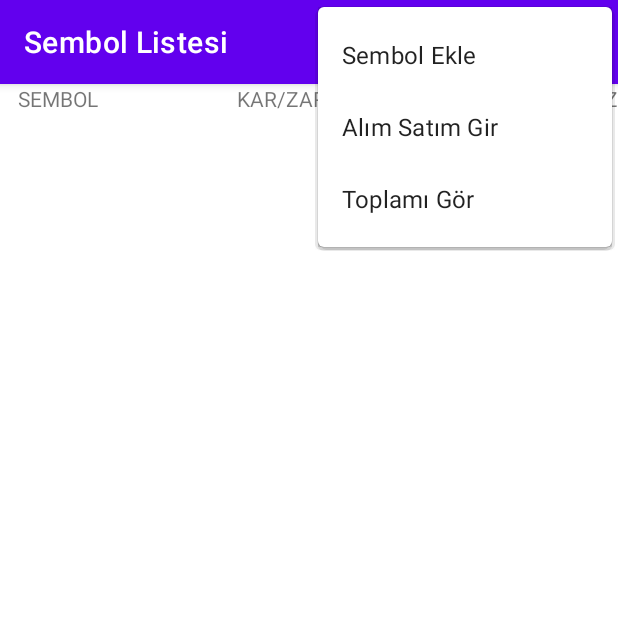
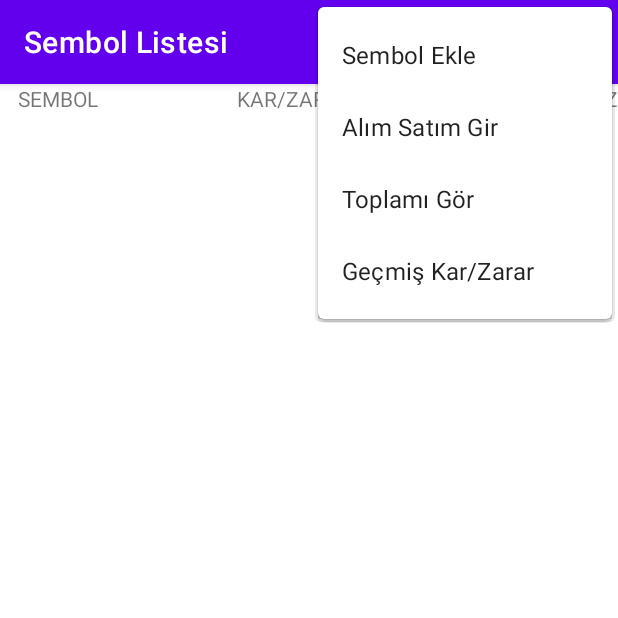
Before and after one commit to brkens/YatirimTakip, an Android app: the screen it shows after launch (MainActivity), with the options menu open, on a phone screen of 412 x 824 dp, the top half of it. Run offline under Robolectric (Android 15) with nearby library versions, the phone set to English and light mode, and no system bars; our stand-ins replace Room's generated code, navigation-ui; 1 statement that could not run was skipped.

Commit message:
Geçmişe dönük kar/zarar görüntüleyebilme menüsü eklendi

```diff
--- a/app/src/main/java/com/bebsoft/yatirimtakip/database/InvestDatabase.kt
+++ b/app/src/main/java/com/bebsoft/yatirimtakip/database/InvestDatabase.kt
@@ -25,7 +25,8 @@ abstract class InvestDatabase : RoomDatabase() {
                         context.applicationContext,
                         InvestDatabase::class.java,
                         "investdatabase.db"
-                    ).build()
+                    ).fallbackToDestructiveMigration()
+                        .build()
                     INSTANCE = instance
                 }
 
--- /dev/null
+++ b/app/src/main/res/menu/menu_see_history.xml
@@ -0,0 +1,10 @@
+<menu xmlns:android="http://schemas.android.com/apk/res/android"
+    xmlns:app="http://schemas.android.com/apk/res-auto"
+    xmlns:tools="http://schemas.android.com/tools"
+    tools:context="com.bebsoft.yatirimtakip.MainActivity">
+    <item
+        android:id="@+id/action_see_history"
+        android:orderInCategory="100"
+        android:title="@string/see_history"
+        app:showAsAction="never" />
+</menu>
--- a/app/src/main/res/navigation/nav_graph.xml
+++ b/app/src/main/res/navigation/nav_graph.xml
@@ -14,6 +14,9 @@
         <action
             android:id="@+id/action_SymbolListFragment_to_BuySellListFragment"
             app:destination="@id/BuySellListFragment" />
+        <action
+            android:id="@+id/action_SymbolListFragment_to_historyFragment"
+            app:destination="@id/HistoryFragment" />
     </fragment>
     <fragment
         android:id="@+id/BuySellListFragment"
@@ -27,5 +30,17 @@
         <argument
             android:name="currentSymbol"
             app:argType="string" />
+        <action
+            android:id="@+id/action_BuySellListFragment_to_historyFragment"
+            app:destination="@id/HistoryFragment" />
+    </fragment>
+    <fragment
+        android:id="@+id/HistoryFragment"
+        android:name="com.bebsoft.yatirimtakip.fragment.HistoryFragment"
+        android:label="@string/history_list_fragment_label"
+        tools:layout="@layout/fragment_history" >
+        <action
+            android:id="@+id/action_historyFragment_to_SymbolListFragment"
+            app:destination="@id/SymbolListFragment" />
     </fragment>
 </navigation>
--- a/app/src/main/res/values/strings.xml
+++ b/app/src/main/res/values/strings.xml
@@ -3,8 +3,10 @@
     <string name="add_symbol">Sembol Ekle</string>
     <string name="add_buy_sell">Alım Satım Gir</string>
     <string name="see_total">Toplamı Gör</string>
+    <string name="see_history">Geçmiş Kar/Zarar</string>
     <string name="symbol_list_fragment_label">Sembol Listesi</string>
     <string name="buysell_list_fragment_label">Alım/Satım Listesi</string>
+    <string name="history_list_fragment_label">Geçmiş Kar/Zarar Listesi</string>
     <string name="are_you_sure">Emin misiniz?</string>
     <string name="yes_text">Evet</string>
     <string name="no_text">Hayır</string>
@@ -34,4 +36,8 @@
     <string name="default_value_text_uppercase">VALUE</string>
     <string name="default_total_text_uppercase">TOTAL</string>
     <string name="not_available">\?\?</string>
+    <string name="history_calculation_info">Almış olduğunuz fakat henüz satmadığınız semboller !!! olarak görünmektedir ve hesaplamaya dahil edilmemiştir.</string>
+    <string name="history_title">Geçmiş Kâr/Zarar Listesi (Toplu)</string>
+    <string name="total_text">TOPLAM:</string>
+    <string name="not_calculated">!!!</string>
 </resources>
```
Also changed, not shown: app/src/main/java/com/bebsoft/yatirimtakip/MainActivity.kt (+14 -0 lines), app/src/main/java/com/bebsoft/yatirimtakip/adapter/HistoryListAdapter.kt (added, +44 -0 lines), app/src/main/java/com/bebsoft/yatirimtakip/fragment/HistoryFragment.kt (added, +74 -0 lines), app/src/main/res/layout/fragment_history.xml (added, +71 -0 lines), app/src/main/res/layout/item_history_list.xml (added, +34 -0 lines).
